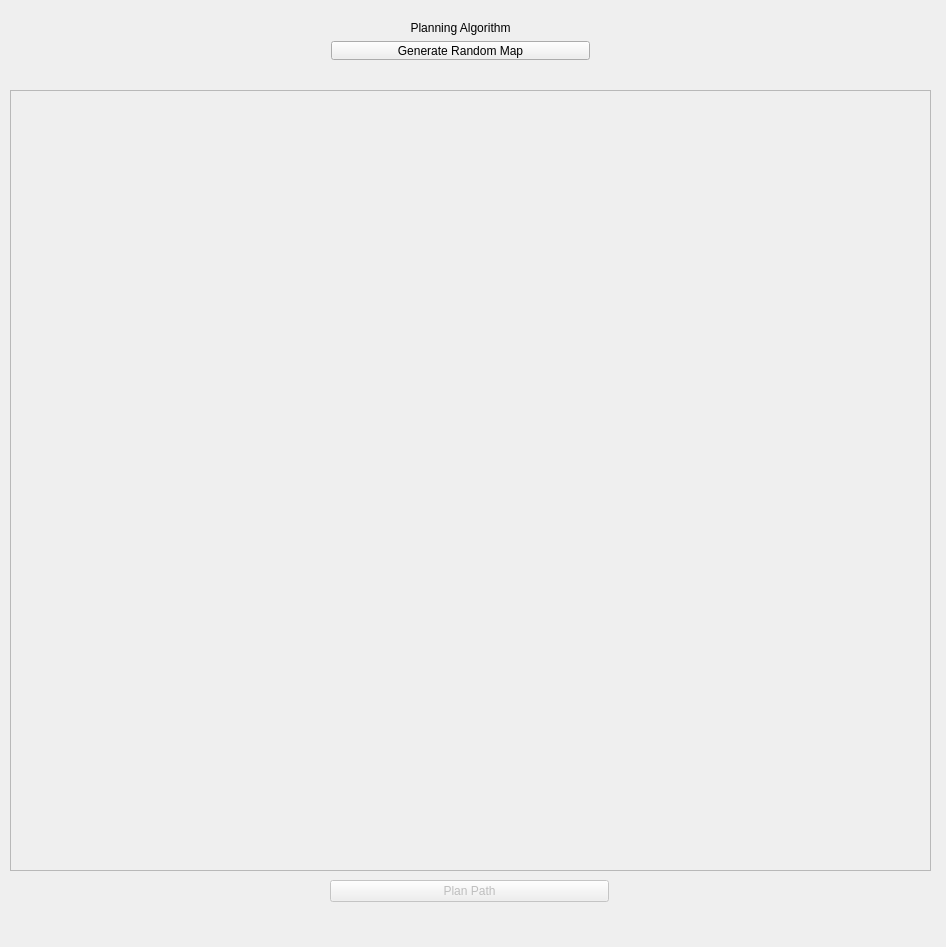
Qt form planning/mainwindow.ui (guiacamelo/planningAlgorithms) before a commit.
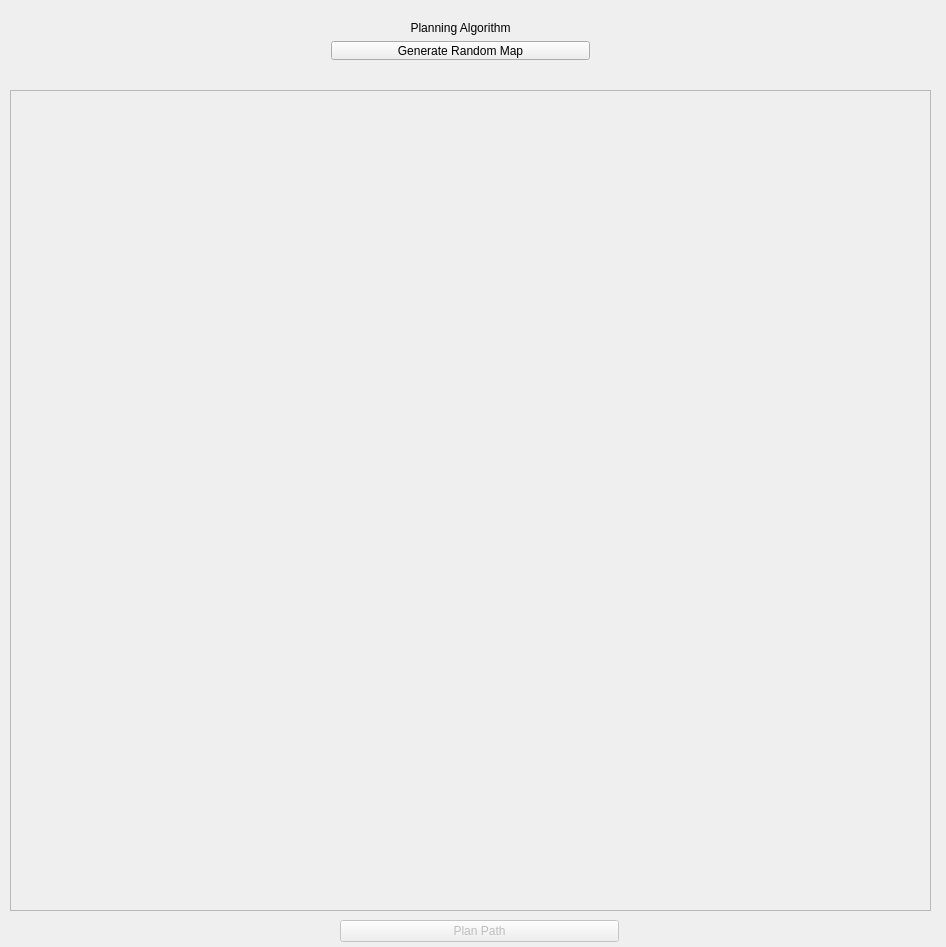
The same form after that commit.

```diff
--- a/planning/mainwindow.ui
+++ b/planning/mainwindow.ui
@@ -23,7 +23,7 @@
       <x>10</x>
       <y>90</y>
       <width>921</width>
-      <height>781</height>
+      <height>821</height>
      </rect>
     </property>
     <property name="sizePolicy">
@@ -99,8 +99,8 @@
     </property>
     <property name="geometry">
      <rect>
-      <x>330</x>
-      <y>880</y>
+      <x>340</x>
+      <y>920</y>
       <width>279</width>
       <height>22</height>
      </rect>
```
